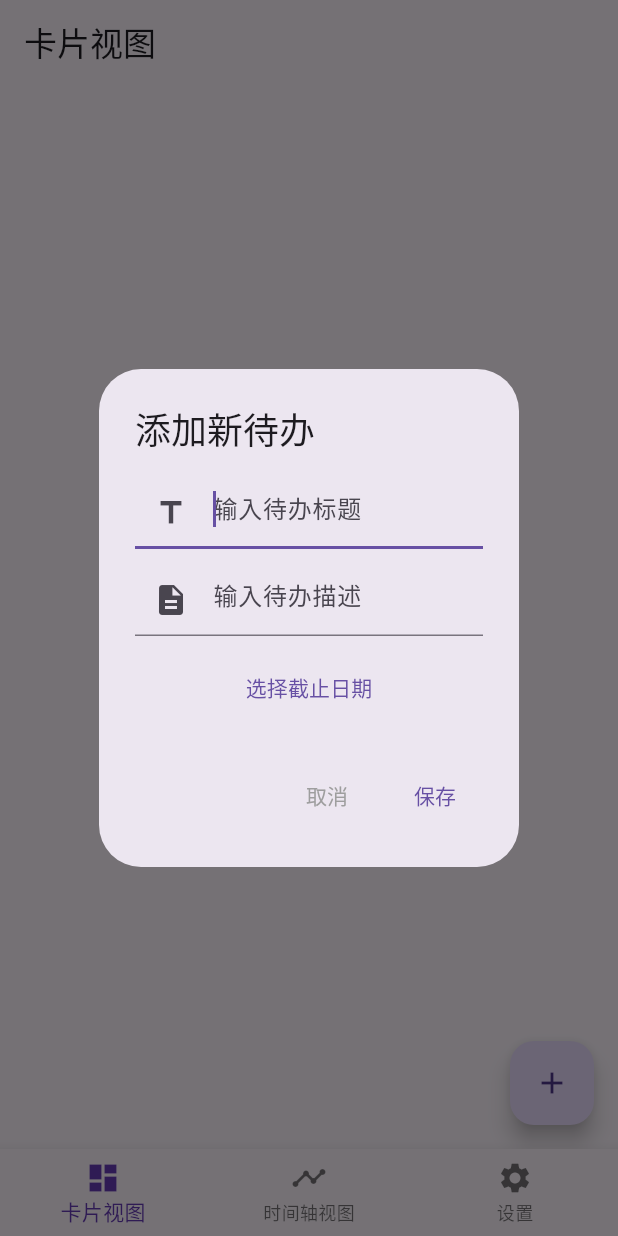
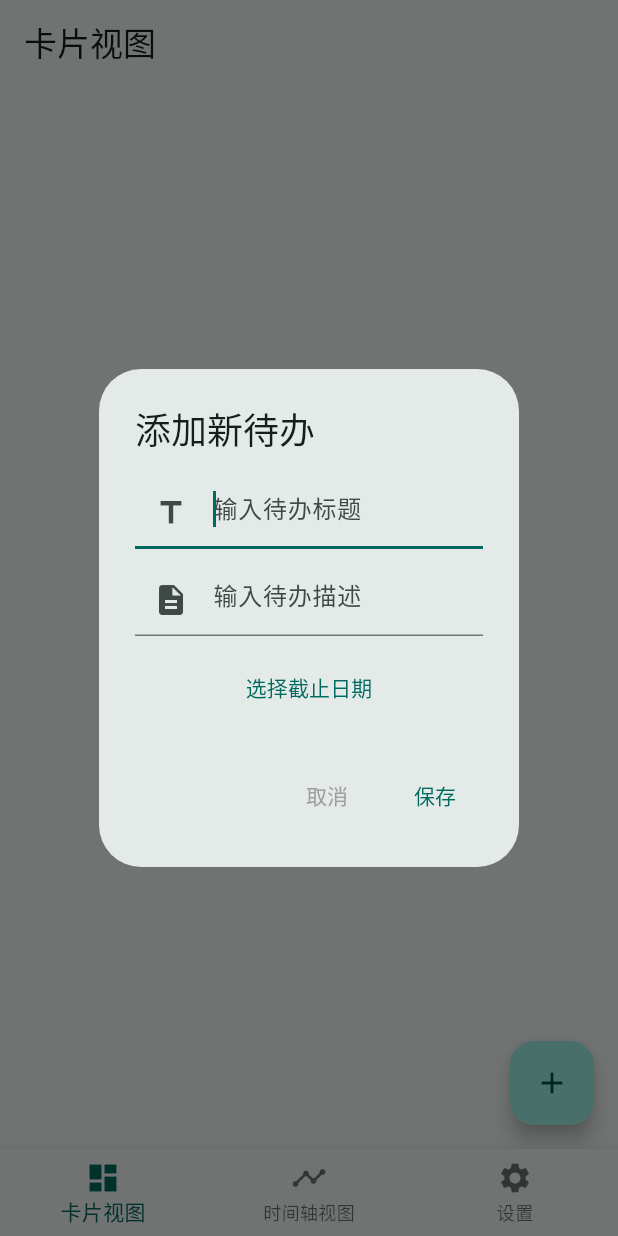
Before and after one commit to NihilDigit/flutter_todo_list, a Flutter app: the screen it shows after launch, after a tap on the "add" icon, on a phone screen of 412 x 824 dp. Run offline on Flutter 3.47's test engine with Material 3 defaults, Android fonts, the phone set to English and light mode, and no system bars; our stand-ins replace sqflite; accounts and stored records are empty; Roboto replaces fonts that are missing (LXGWWenKaiMono).

Commit message:
use MD color system

```diff
--- a/lib/main.dart
+++ b/lib/main.dart
@@ -11,8 +11,9 @@ class MyApp extends StatelessWidget {
     return MaterialApp(
       title: 'Todo List',
       theme: ThemeData(
+        colorScheme: ColorScheme.fromSeed(seedColor: Colors.teal),
         fontFamily: 'LXGWWenKaiMono',
-        primarySwatch: Colors.blue,
+        useMaterial3: true,
       ),
       home: HomeScreen(),
     );
--- a/lib/screens/home_screen.dart
+++ b/lib/screens/home_screen.dart
@@ -31,7 +31,7 @@ class _HomeScreenState extends State<HomeScreen> {
       case 2:
         return '设置';
       default:
-        return '待办事项';
+        return 'Something went wrong...';
     }
   }
 
@@ -55,7 +55,7 @@ class _HomeScreenState extends State<HomeScreen> {
           BottomNavigationBarItem(icon: Icon(Icons.settings), label: '设置')
         ],
         currentIndex: _selectedIndex,
-        selectedItemColor: Colors.deepPurple,
+        // selectedItemColor: Colors.deepPurple,
         onTap: _onItemTapped,
       ),
     );
```
Also changed, not shown: lib/widgets/todo_item_widget.dart (+8 -11 lines).
